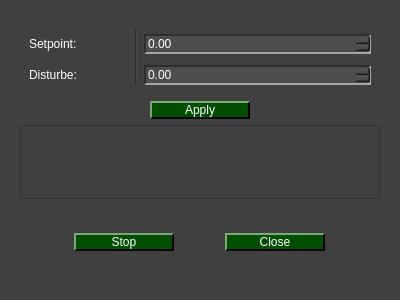
This is pydaq/uis/PyDAQ_pid_control_window_dialog.ui in CayoRw/pydaq as Qt 5 draws it before an edit. The edited form follows.
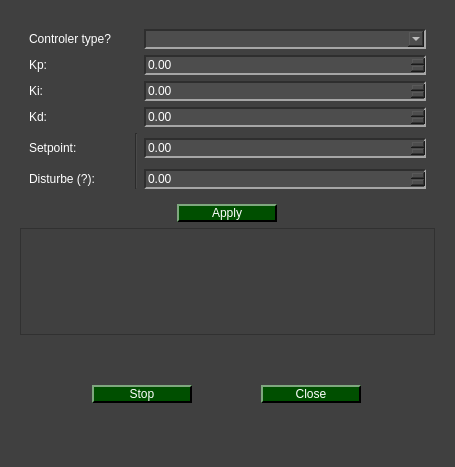
This is the edited form. Icons and pictures are not drawn.

Commit message: working on pid dialog windows

The edit to the form file:
```diff
--- a/pydaq/uis/PyDAQ_pid_control_window_dialog.ui
+++ b/pydaq/uis/PyDAQ_pid_control_window_dialog.ui
@@ -6,8 +6,8 @@
    <rect>
     <x>0</x>
     <y>0</y>
-    <width>400</width>
-    <height>300</height>
+    <width>455</width>
+    <height>467</height>
    </rect>
   </property>
   <property name="windowTitle">
@@ -324,17 +324,64 @@
       <item>
        <widget class="QWidget" name="widget_2" native="true">
         <layout class="QGridLayout" name="gridLayout">
-         <item row="1" column="3">
+         <item row="4" column="2" rowspan="2">
+          <widget class="Line" name="line">
+           <property name="orientation">
+            <enum>Qt::Orientation::Vertical</enum>
+           </property>
+          </widget>
+         </item>
+         <item row="4" column="3">
+          <widget class="QDoubleSpinBox" name="doubleSpinBox_SetpointDialog">
+           <property name="minimumSize">
+            <size>
+             <width>200</width>
+             <height>0</height>
+            </size>
+           </property>
+          </widget>
+         </item>
+         <item row="5" column="3">
           <widget class="QDoubleSpinBox" name="doubleSpinBox_DisturbeDialog"/>
          </item>
+         <item row="2" column="3">
+          <widget class="QDoubleSpinBox" name="doubleSpinBox_KiDialog"/>
+         </item>
+         <item row="0" column="3">
+          <widget class="QComboBox" name="comboBox_TypeDialog"/>
+         </item>
          <item row="1" column="1">
-          <widget class="QLabel" name="label_Disturbe">
+          <widget class="QLabel" name="label_Kp">
            <property name="text">
-            <string>Disturbe:</string>
+            <string>Kp:</string>
+           </property>
+          </widget>
+         </item>
+         <item row="2" column="1">
+          <widget class="QLabel" name="label_Ki">
+           <property name="text">
+            <string>Ki:</string>
            </property>
           </widget>
          </item>
          <item row="0" column="1">
+          <widget class="QLabel" name="label">
+           <property name="text">
+            <string>Controler type?</string>
+           </property>
+          </widget>
+         </item>
+         <item row="5" column="1">
+          <widget class="QLabel" name="label_Disturbe">
+           <property name="text">
+            <string>Disturbe (?):</string>
+           </property>
+          </widget>
+         </item>
+         <item row="1" column="3">
+          <widget class="QDoubleSpinBox" name="doubleSpinBox_KpDialog"/>
+         </item>
+         <item row="4" column="1">
           <widget class="QLabel" name="label_Setpoint">
            <property name="minimumSize">
             <size>
@@ -353,22 +400,15 @@
            </property>
           </widget>
          </item>
-         <item row="0" column="3">
-          <widget class="QDoubleSpinBox" name="doubleSpinBox_SetpointDialog">
-           <property name="minimumSize">
-            <size>
-             <width>200</width>
-             <height>0</height>
-            </size>
+         <item row="3" column="1">
+          <widget class="QLabel" name="label_Kd">
+           <property name="text">
+            <string>Kd:</string>
            </property>
           </widget>
          </item>
-         <item row="0" column="2" rowspan="2">
-          <widget class="Line" name="line">
-           <property name="orientation">
-            <enum>Qt::Orientation::Vertical</enum>
-           </property>
-          </widget>
+         <item row="3" column="3">
+          <widget class="QDoubleSpinBox" name="doubleSpinBox_KdDialog"/>
          </item>
         </layout>
        </widget>
```
The commit also changes 7 other files.
